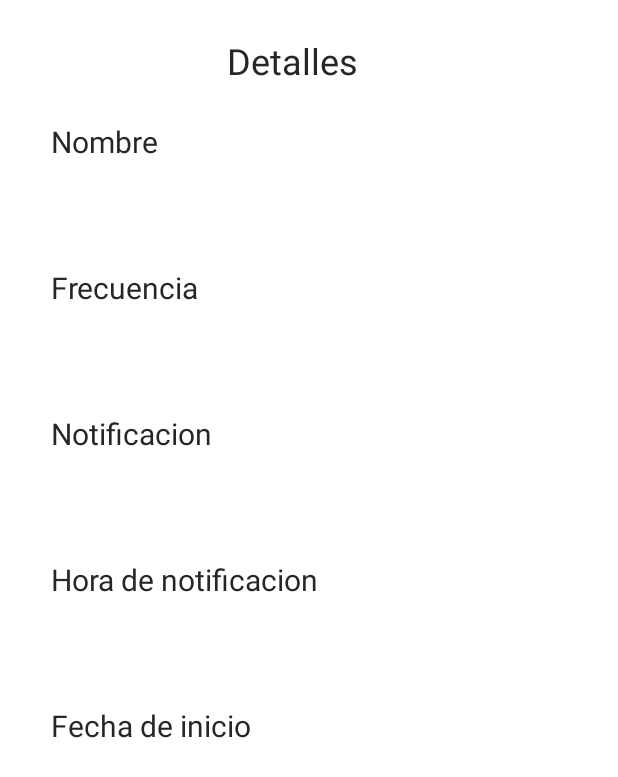
After one commit to S4ND1X/AtomicTracker, an Android app: the DetailHabitActivity screen opened directly, with no data from a screen before it, on a phone screen of 412 x 824 dp. The commit adds this screen. Shown: the top 777 px of the screen. Run offline under Robolectric (Android 15) with nearby library versions, the phone set to English and light mode, and no system bars; our stand-ins replace Firebase (no records; nobody signed in at launch, a user with empty details on screens opened directly).

Commit message:
feat detail screen

```diff
--- a/app/src/main/AndroidManifest.xml
+++ b/app/src/main/AndroidManifest.xml
@@ -15,6 +15,10 @@
         <receiver
             android:name=".ReminderBroadcaster"
             android:enabled="true" />
+
+        <activity
+            android:name=".DetailHabitActivity"
+            android:exported="true" />
 
         <activity
             android:name=".HabitListActivity"
--- /dev/null
+++ b/app/src/main/java/com/example/atomictracker/DetailHabitActivity.kt
@@ -0,0 +1,37 @@
+package com.example.atomictracker
+
+import androidx.appcompat.app.AppCompatActivity
+import android.os.Bundle
+import android.widget.TextView
+import androidx.recyclerview.widget.RecyclerView
+import com.google.firebase.auth.ktx.auth
+import com.google.firebase.database.DataSnapshot
+import com.google.firebase.database.DatabaseError
+import com.google.firebase.database.ValueEventListener
+import com.google.firebase.database.ktx.database
+import com.google.firebase.ktx.Firebase
+import org.w3c.dom.Text
+
+class DetailHabitActivity : AppCompatActivity() {
+
+
+    override fun onCreate(savedInstanceState: Bundle?) {
+        super.onCreate(savedInstanceState)
+        setContentView(R.layout.activity_detail_habit)
+        setValues()
+    }
+
+    private fun setValues(){
+        val nombre = findViewById<TextView>(R.id.nameDetailTextView)
+        val frecuencia = findViewById<TextView>(R.id.frequencyDetailTextView)
+        val notificacion = findViewById<TextView>(R.id.notificationDetailTextView)
+        val hora = findViewById<TextView>(R.id.hourDetailTextView)
+        val fecha = findViewById<TextView>(R.id.dateDetailTextView)
+
+        nombre.text = intent.getStringExtra("nombre")
+        frecuencia.text = intent.getStringExtra("frecuencia")
+        notificacion.text = intent.getStringExtra("notificacion")
+        hora.text = intent.getStringExtra("hora")
+        fecha.text = intent.getStringExtra("inicio")
+    }
+}
--- a/app/src/main/java/com/example/atomictracker/HabitListActivity.kt
+++ b/app/src/main/java/com/example/atomictracker/HabitListActivity.kt
@@ -64,7 +64,7 @@ class HabitListActivity : AppCompatActivity() {
                         habitArrayList.add(habit!!)
                     }
 
-                    habitRecyclerView.adapter = MyAdapter(habitArrayList)
+                    habitRecyclerView.adapter = MyAdapter(habitArrayList, this@HabitListActivity)
 
 
                 }
--- a/app/src/main/java/com/example/atomictracker/MyAdapter.kt
+++ b/app/src/main/java/com/example/atomictracker/MyAdapter.kt
@@ -1,16 +1,19 @@
 package com.example.atomictracker
 
+import android.content.Context
+import android.content.Intent
 import android.view.LayoutInflater
 import android.view.View
 import android.view.ViewGroup
 import android.widget.Button
 import android.widget.TextView
+import androidx.core.content.ContextCompat.startActivity
 import androidx.recyclerview.widget.RecyclerView
 import com.google.firebase.auth.ktx.auth
 import com.google.firebase.database.ktx.database
 import com.google.firebase.ktx.Firebase
 
-class MyAdapter(private val habitList: ArrayList<HabitDTO>) :
+class MyAdapter(private val habitList: ArrayList<HabitDTO>, private val padre: Context) :
     RecyclerView.Adapter<MyAdapter.MyViewHolder>() {
 
     private val database = Firebase.database;
@@ -41,7 +44,15 @@ class MyAdapter(private val habitList: ArrayList<HabitDTO>) :
             val user: String = Firebase.auth.currentUser?.email?.split('@')?.get(0).toString()
             myRef.child(user).child(currentItem.id).removeValue()
         }
-
+        holder.detail.setOnClickListener{
+            val intent = Intent(padre, DetailHabitActivity::class.java)
+            intent.putExtra("nombre",currentItem.name)
+            intent.putExtra("frecuencia",currentItem.frequency)
+            intent.putExtra("notificacion",if (currentItem.notification) "Activadas" else "Desactivadas")
+            intent.putExtra("inicio",date)
+            intent.putExtra("hora",time)
+            padre.startActivity(intent)
+        }
     }
 
     override fun getItemCount(): Int {
@@ -56,8 +67,7 @@ class MyAdapter(private val habitList: ArrayList<HabitDTO>) :
         val start: TextView = itemView.findViewById(R.id.start_card)
         val hour: TextView = itemView.findViewById(R.id.hour_card)
         val delete: Button = itemView.findViewById(R.id.delete_card)
-
-
+        val detail: Button = itemView.findViewById(R.id.detail_card)
     }
 
 }
--- /dev/null
+++ b/app/src/main/res/layout/activity_detail_habit.xml
@@ -0,0 +1,154 @@
+<?xml version="1.0" encoding="utf-8"?>
+<androidx.constraintlayout.widget.ConstraintLayout xmlns:android="http://schemas.android.com/apk/res/android"
+    xmlns:app="http://schemas.android.com/apk/res-auto"
+    xmlns:tools="http://schemas.android.com/tools"
+    android:layout_width="match_parent"
+    android:layout_height="match_parent"
+    tools:context=".DetailHabitActivity">
+
+    <LinearLayout
+        android:layout_width="match_parent"
+        android:layout_height="wrap_content"
+        android:orientation="vertical"
+        app:layout_constraintBottom_toBottomOf="parent"
+        app:layout_constraintEnd_toEndOf="parent"
+        app:layout_constraintHorizontal_bias="0.0"
+        app:layout_constraintStart_toStartOf="parent"
+        app:layout_constraintTop_toTopOf="parent"
+        app:layout_constraintVertical_bias="0.0">
+
+    <TextView
+        android:id="@+id/textView7"
+        android:layout_width="match_parent"
+        android:layout_height="wrap_content"
+        android:layout_marginStart="2dp"
+        android:layout_marginTop="24dp"
+        android:layout_marginEnd="24dp"
+        android:gravity="center"
+        android:text="@string/detalles"
+        android:textColor="@color/black_500"
+        android:textSize="24sp" />
+
+        <TextView
+            android:id="@+id/nameTitleTextView"
+            android:layout_width="match_parent"
+            android:layout_height="wrap_content"
+            android:layout_marginStart="34dp"
+            android:layout_marginTop="24dp"
+            android:layout_marginEnd="28dp"
+            android:gravity="start"
+            android:text="@string/habit_name"
+            android:textColor="@color/black_500"
+            android:textSize="20sp" />
+
+        <TextView
+            android:id="@+id/nameDetailTextView"
+            android:layout_width="match_parent"
+            android:layout_height="wrap_content"
+            android:layout_marginStart="50dp"
+            android:layout_marginTop="24dp"
+            android:layout_marginEnd="28dp"
+            android:gravity="start"
+            android:text="@string/na"
+            android:textColor="@color/black_500"
+            android:textSize="16sp" />
+
+        <TextView
+            android:id="@+id/frequencyTitleTextView"
+            android:layout_width="match_parent"
+            android:layout_height="wrap_content"
+            android:layout_marginStart="34dp"
+            android:layout_marginTop="24dp"
+            android:layout_marginEnd="28dp"
+            android:gravity="start"
+            android:text="@string/habit_frequency"
+            android:textColor="@color/black_500"
+            android:textSize="20sp" />
+
+        <TextView
+            android:id="@+id/frequencyDetailTextView"
+            android:layout_width="match_parent"
+            android:layout_height="wrap_content"
+            android:layout_marginStart="50dp"
+            android:layout_marginTop="24dp"
+            android:layout_marginEnd="28dp"
+            android:gravity="start"
+            android:text="@string/na"
+            android:textColor="@color/black_500"
+            android:textSize="16sp" />
+
+        <TextView
+            android:id="@+id/notificationTitleTextView"
+            android:layout_width="match_parent"
+            android:layout_height="wrap_content"
+            android:layout_marginStart="34dp"
+            android:layout_marginTop="24dp"
+            android:layout_marginEnd="28dp"
+            android:gravity="start"
+            android:text="@string/habit_notification"
+            android:textColor="@color/black_500"
+            android:textSize="20sp" />
+
+        <TextView
+            android:id="@+id/notificationDetailTextView"
+            android:layout_width="match_parent"
+            android:layout_height="wrap_content"
+            android:layout_marginStart="50dp"
+            android:layout_marginTop="24dp"
+            android:layout_marginEnd="28dp"
+            android:gravity="start"
+            android:text="@string/na"
+            android:textColor="@color/black_500"
+            android:textSize="16sp" />
+
+        <TextView
+            android:id="@+id/hourTitleTextView"
+            android:layout_width="match_parent"
+            android:layout_height="wrap_content"
+            android:layout_marginStart="34dp"
+            android:layout_marginTop="24dp"
+            android:layout_marginEnd="28dp"
+            android:gravity="start"
+            android:text="@string/hora"
+            android:textColor="@color/black_500"
+            android:textSize="20sp" />
+
+        <TextView
+            android:id="@+id/hourDetailTextView"
+            android:layout_width="match_parent"
+            android:layout_height="wrap_content"
+            android:layout_marginStart="50dp"
+            android:layout_marginTop="24dp"
+            android:layout_marginEnd="28dp"
+            android:gravity="start"
+            android:text="@string/na"
+            android:textColor="@color/black_500"
+            android:textSize="16sp" />
+
+        <TextView
+            android:id="@+id/dateTitleTextView"
+            android:layout_width="match_parent"
+            android:layout_height="wrap_content"
+            android:layout_marginStart="34dp"
+            android:layout_marginTop="24dp"
+            android:layout_marginEnd="28dp"
+            android:gravity="start"
+            android:text="@string/habit_date"
+            android:textColor="@color/black_500"
+            android:textSize="20sp" />
+
+        <TextView
+            android:id="@+id/dateDetailTextView"
+            android:layout_width="match_parent"
+            android:layout_height="wrap_content"
+            android:layout_marginStart="50dp"
+            android:layout_marginTop="24dp"
+            android:layout_marginEnd="28dp"
+            android:gravity="start"
+            android:text="@string/na"
+            android:textColor="@color/black_500"
+            android:textSize="16sp" />
+
+    </LinearLayout>
+
+</androidx.constraintlayout.widget.ConstraintLayout>
--- a/app/src/main/res/layout/habit_item.xml
+++ b/app/src/main/res/layout/habit_item.xml
@@ -146,7 +146,14 @@
                 android:id="@+id/delete_card"
                 android:layout_width="wrap_content"
                 android:layout_height="wrap_content"
+                android:layout_marginStart="8dp"
                 android:text="@string/delete_card" />
+            <Button
+                android:id="@+id/detail_card"
+                android:layout_width="wrap_content"
+                android:layout_height="wrap_content"
+                android:layout_marginStart="8dp"
+                android:text="@string/detalles" />
         </LinearLayout>
     </LinearLayout>
 
--- a/app/src/main/res/values/strings.xml
+++ b/app/src/main/res/values/strings.xml
@@ -34,6 +34,7 @@
     <string name="habit_frequency">Frecuencia</string>
     <string name="habit_notification">Notificacion</string>
     <string name="habit_notification_switch">Activar</string>
+    <string name="habit_date">Fecha de inicio</string>
     <string name="on">ON</string>
     <string name="off">OFF</string>
     <string name="hora">Hora de notificacion</string>
@@ -46,4 +47,6 @@
     <string name="hour_card">Hora:</string>
     <string name="delete_card">Eliminar</string>
     <string name="habit_list">Lista de Habitos</string>
+    <string name="detalles">Detalles</string>
+    <string name="na">No Disponible</string>
 </resources>
```
